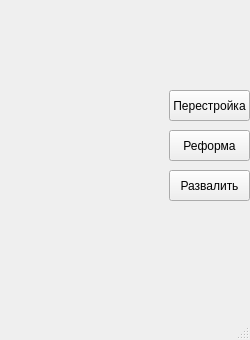
First picture: the form in menuwindow.ui, repository AndayGriF/Restructuring, before the edit.
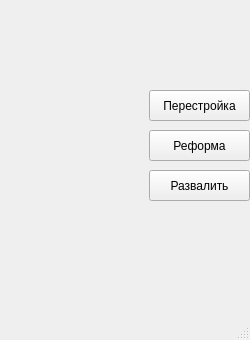
Second picture: the form after the edit.

Commit message: ubuntu change interface

What changed in the file:
```diff
--- a/menuwindow.ui
+++ b/menuwindow.ui
@@ -17,9 +17,9 @@
    <widget class="QPushButton" name="startButton">
     <property name="geometry">
      <rect>
-      <x>169</x>
+      <x>149</x>
       <y>90</y>
-      <width>81</width>
+      <width>101</width>
       <height>31</height>
      </rect>
     </property>
@@ -30,9 +30,9 @@
    <widget class="QPushButton" name="settingsButton">
     <property name="geometry">
      <rect>
-      <x>169</x>
+      <x>149</x>
       <y>130</y>
-      <width>81</width>
+      <width>101</width>
       <height>31</height>
      </rect>
     </property>
@@ -43,9 +43,9 @@
    <widget class="QPushButton" name="exitButton">
     <property name="geometry">
      <rect>
-      <x>169</x>
+      <x>149</x>
       <y>170</y>
-      <width>81</width>
+      <width>101</width>
       <height>31</height>
      </rect>
     </property>
```
Left out of the diff: 2 changed lines with no effect on the pictures. The commit also changes 2 other files.
